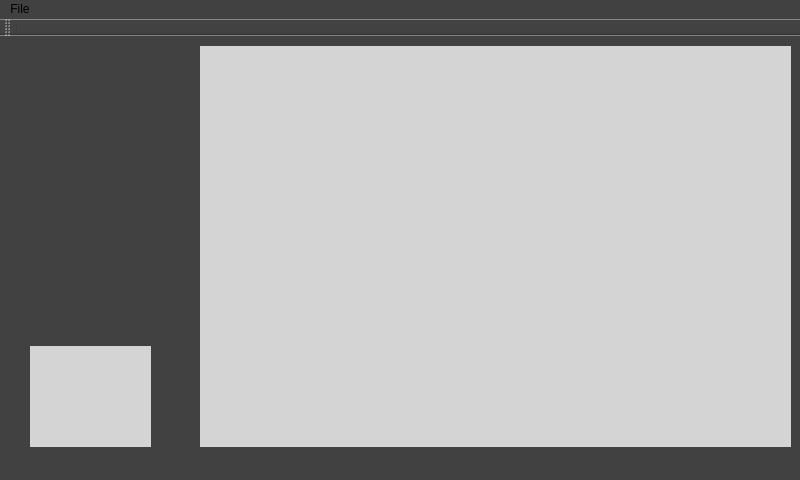
Before: the Qt Designer form TPC/tpc.ui in lonnekje/TennisPi, drawn with Qt 5.
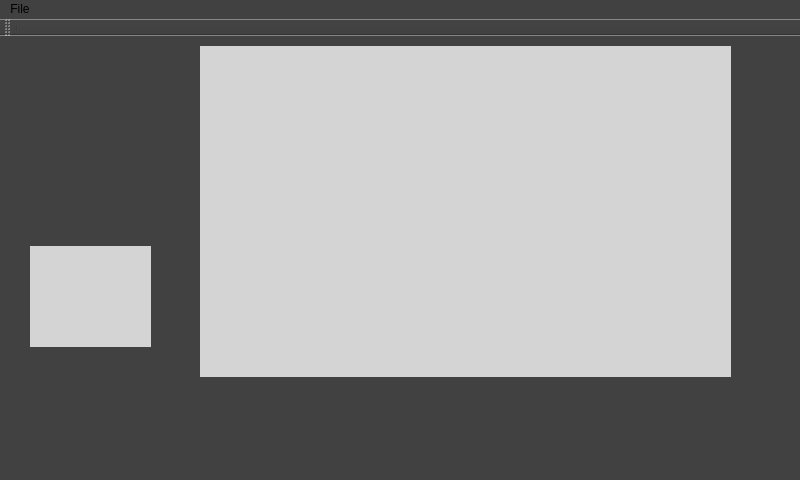
After: the same form once the commit is applied.

Patch:
```diff
--- a/TPC/tpc.ui
+++ b/TPC/tpc.ui
@@ -34,7 +34,7 @@
     <property name="geometry">
      <rect>
       <x>30</x>
-      <y>310</y>
+      <y>210</y>
       <width>121</width>
       <height>101</height>
      </rect>
@@ -51,8 +51,8 @@
      <rect>
       <x>200</x>
       <y>10</y>
-      <width>591</width>
-      <height>401</height>
+      <width>531</width>
+      <height>331</height>
      </rect>
     </property>
     <property name="styleSheet">
```
Left out of the diff: 2 changed lines with no effect on the pictures.
